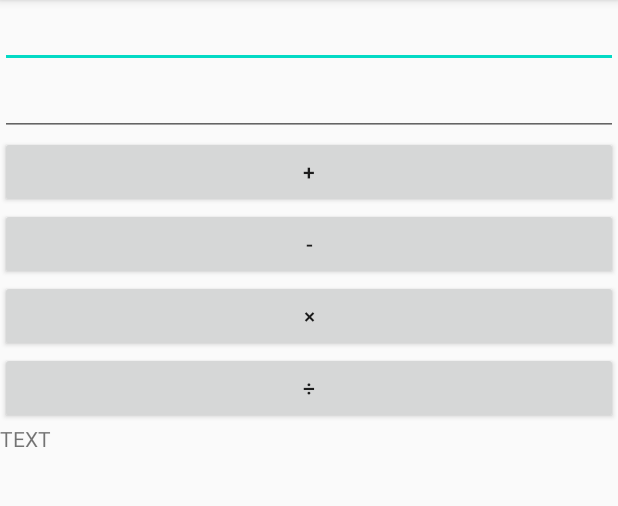
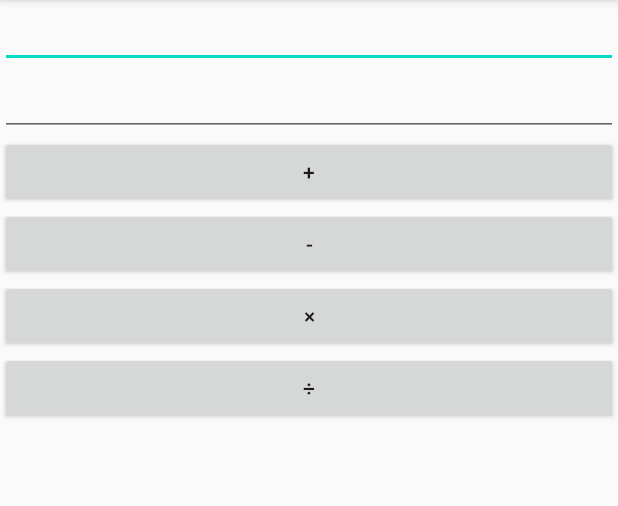
Before and after one commit to shinichihatano/CalcApp, an Android app: the screen it shows after launch (MainActivity), on a phone screen of 412 x 824 dp, the part 84-590 px from its top. Run offline under Robolectric (Android 15) with nearby library versions, the phone set to English and light mode, and no system bars.

Commit message:
TextViewを削除 マイナスボタンにIntent追加 SecondActivityにマイナスボタン用の受取のインテント追加

```diff
--- a/app/src/main/res/layout/activity_main.xml
+++ b/app/src/main/res/layout/activity_main.xml
@@ -39,10 +39,4 @@
         android:text="÷"
         android:id="@+id/dividedbutton"/>
 
-    <TextView
-        android:layout_width="match_parent"
-        android:layout_height="wrap_content"
-        android:text="TEXT"
-        android:id="@+id/textview1"/>
-
 </LinearLayout>
```
Also changed, not shown: app/src/main/java/com/example/calcapp/MainActivity.kt (+9 -9 lines), app/src/main/java/com/example/calcapp/SecondActivity.kt (+7 -3 lines).
